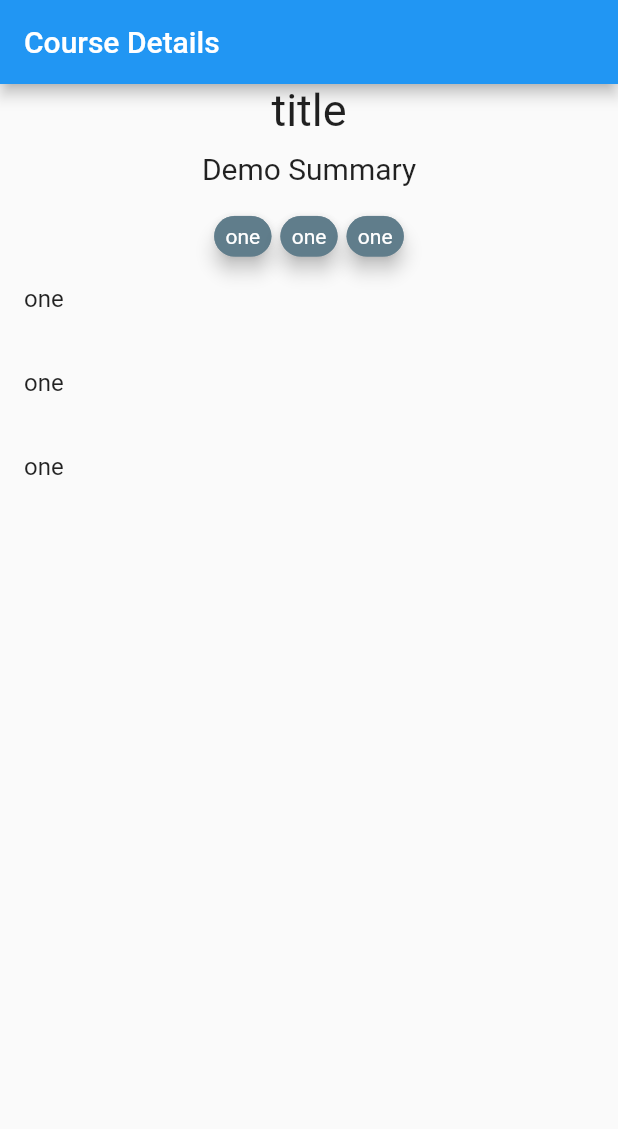
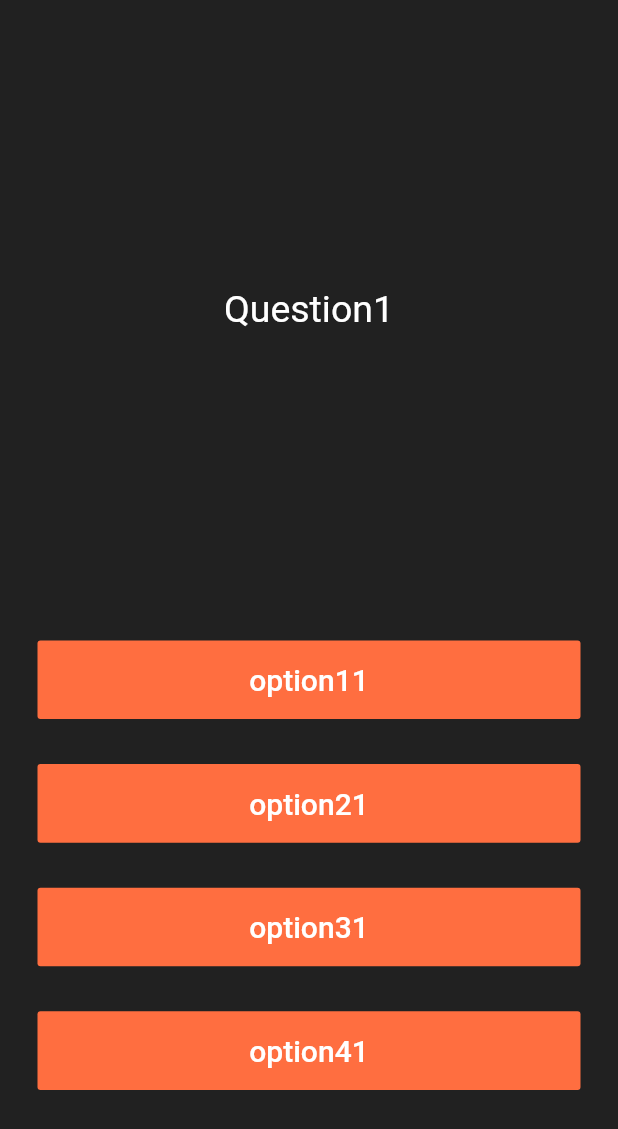
Before and after one commit to ashksin121/PrepUP, a Flutter app: the screen it shows after launch, on a phone screen of 412 x 824 dp. Shown: the top 1129 px of the screen. Run offline on Flutter 3.47's test engine with Material 2 defaults, Android fonts, the phone set to English and light mode, and no system bars; drawn by our look-alikes of flutter_tags; our stand-ins replace carousel_slider, cloud_firestore, file_picker, firebase_auth, firebase_core, firebase_storage and 1 more; missing offline and left inert: floating_action_bubble; accounts and stored records are empty.

Commit message:
Added Quiz UI

```diff
--- /dev/null
+++ b/prep_up/lib/custom/quiz.dart
@@ -0,0 +1,233 @@
+import 'package:flutter/material.dart';
+
+class Quiz extends StatefulWidget {
+  @override
+  _QuizState createState() => _QuizState();
+}
+
+class _QuizState extends State<Quiz> {
+  List<Widget> scoreKeeper;
+  int score, currentQuestion;
+  List<String> questions;
+  List<String> option1, option2, option3, option4;
+  List<int> answer;
+
+  @override
+  void initState() {
+    // TODO: implement initState
+    super.initState();
+    score = 0;
+    currentQuestion = 0;
+    scoreKeeper = [];
+    questions = [
+      'Question1',
+      'Question2',
+    ];
+    option1 = [
+      'option11',
+      'option12',
+    ];
+    option2 = [
+      'option21',
+      'option22',
+    ];
+    option3 = [
+      'option31',
+      'option32',
+    ];
+    option4 = [
+      'option41',
+      'option42',
+    ];
+    // 0-based indexing
+    answer = [1, 0];
+  }
+
+  @override
+  Widget build(BuildContext context) {
+    return Scaffold(
+      backgroundColor: Colors.grey.shade900,
+      body: SafeArea(
+        child: Padding(
+          padding: EdgeInsets.symmetric(horizontal: 10.0),
+          child: Column(
+            mainAxisAlignment: MainAxisAlignment.spaceBetween,
+            crossAxisAlignment: CrossAxisAlignment.stretch,
+            children: [
+              Expanded(
+                flex: 5,
+                child: Padding(
+                  padding: EdgeInsets.all(10.0),
+                  child: Center(
+                    child: Text(
+                      questions[currentQuestion],
+                      textAlign: TextAlign.center,
+                      style: TextStyle(
+                        fontSize: 25.0,
+                        color: Colors.white,
+                      ),
+                    ),
+                  ),
+                ),
+              ),
+              Expanded(
+                child: Padding(
+                  padding: EdgeInsets.all(15.0),
+                  child: FlatButton(
+                    textColor: Colors.white,
+                    color: Colors.deepOrangeAccent,
+                    child: Text(
+                      option1[currentQuestion],
+                      style: TextStyle(
+                        color: Colors.white,
+                        fontSize: 20.0,
+                      ),
+                    ),
+                    onPressed: () {
+                      setState(() {
+                        if (answer[currentQuestion] == 0) {
+                          score++;
+                          scoreKeeper.add(Icon(
+                            Icons.check,
+                            color: Colors.green,
+                          ));
+                        } else {
+                          scoreKeeper.add(Icon(
+                            Icons.close,
+                            color: Colors.red,
+                          ));
+                        }
+                        if (currentQuestion == questions.length - 1) {
+                          currentQuestion = 0;
+                          scoreKeeper = [];
+                          score = 0;
+                        } else
+                          currentQuestion++;
+                      });
+                    },
+                  ),
+                ),
+              ),
+              Expanded(
+                child: Padding(
+                  padding: EdgeInsets.all(15.0),
+                  child: FlatButton(
+                    color: Colors.deepOrangeAccent,
+                    child: Text(
+                      option2[currentQuestion],
+                      style: TextStyle(
+                        fontSize: 20.0,
+                        color: Colors.white,
+                      ),
+                    ),
+                    onPressed: () {
+                      setState(() {
+                        if (answer[currentQuestion] == 1) {
+                          score++;
+                          scoreKeeper.add(Icon(
+                            Icons.check,
+                            color: Colors.green,
+                          ));
+                        } else {
+                          scoreKeeper.add(Icon(
+                            Icons.close,
+                            color: Colors.red,
+                          ));
+                        }
+                        if (currentQuestion == questions.length - 1) {
+                          currentQuestion = 0;
+                          scoreKeeper = [];
+                          score = 0;
+                        } else
+                          currentQuestion++;
+                      });
+                    },
+                  ),
+                ),
+              ),
+              Expanded(
+                child: Padding(
+                  padding: EdgeInsets.all(15.0),
+                  child: FlatButton(
+                    color: Colors.deepOrangeAccent,
+                    child: Text(
+                      option3[currentQuestion],
+                      style: TextStyle(
+                        fontSize: 20.0,
+                        color: Colors.white,
+                      ),
+                    ),
+                    onPressed: () {
+                      setState(() {
+                        if (answer[currentQuestion] == 2) {
+                          score++;
+                          scoreKeeper.add(Icon(
+                            Icons.check,
+                            color: Colors.green,
+                          ));
+                        } else {
+                          scoreKeeper.add(Icon(
+                            Icons.close,
+                            color: Colors.red,
+                          ));
+                        }
+                        if (currentQuestion == questions.length - 1) {
+                          currentQuestion = 0;
+                          scoreKeeper = [];
+                          score = 0;
+                        } else
+                          currentQuestion++;
+                      });
+                    },
+                  ),
+                ),
+              ),
+              Expanded(
+                child: Padding(
+                  padding: EdgeInsets.all(15.0),
+                  child: FlatButton(
+                    color: Colors.deepOrangeAccent,
+                    child: Text(
+                      option4[currentQuestion],
+                      style: TextStyle(
+                        fontSize: 20.0,
+                        color: Colors.white,
+                      ),
+                    ),
+                    onPressed: () {
+                      setState(() {
+                        if (answer[currentQuestion] == 0) {
+                          score++;
+                          scoreKeeper.add(Icon(
+                            Icons.check,
+                            color: Colors.green,
+                          ));
+                        } else {
+                          scoreKeeper.add(Icon(
+                            Icons.close,
+                            color: Colors.red,
+                          ));
+                        }
+                        if (currentQuestion == questions.length - 1) {
+                          currentQuestion = 0;
+                          scoreKeeper = [];
+                          score = 0;
+                        } else
+                          currentQuestion++;
+                      });
+                    },
+                  ),
+                ),
+              ),
+              Expanded(
+                child: Row(
+                  children: scoreKeeper,
+                ),
+              )
+            ],
+          ),
+        ),
+      ),
+    );
+  }
+}
--- a/prep_up/lib/main.dart
+++ b/prep_up/lib/main.dart
@@ -2,6 +2,7 @@ import 'package:flutter/material.dart';
 import 'package:prep_up/addQuiz.dart';
 import 'package:prep_up/addcourse.dart';
 import 'package:prep_up/courseDetails.dart';
+import 'package:prep_up/custom/quiz.dart';
 // import 'package:prep_up/home.dart';
 // import 'package:prep_up/signin.dart';
 // import 'package:prep_up/teacher.dart';
@@ -21,18 +22,9 @@ class MyApp extends StatelessWidget {
     return MaterialApp(
       title: 'Flutter Demo',
       theme: ThemeData(
-        // This is the theme of your application.
-        //
-        // Try running your application with "flutter run". You'll see the
-        // application has a blue toolbar. Then, without quitting the app, try
-        // changing the primarySwatch below to Colors.green and then invoke
-        // "hot reload" (press "r" in the console where you ran "flutter run",
-        // or simply save your changes to "hot reload" in a Flutter IDE).
-        // Notice that the counter didn't reset back to zero; the application
-        // is not restarted.
         primarySwatch: Colors.blue,
       ),
-      home: CourseDetails(),
+      home: Quiz(),
     );
   }
 }
```
